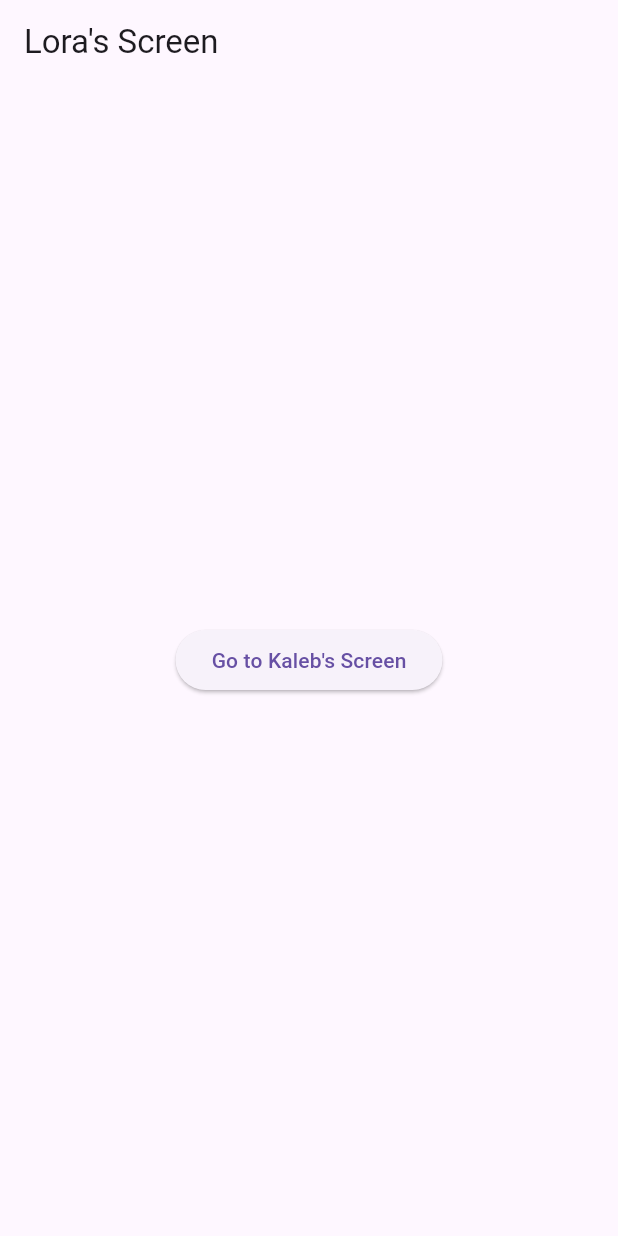
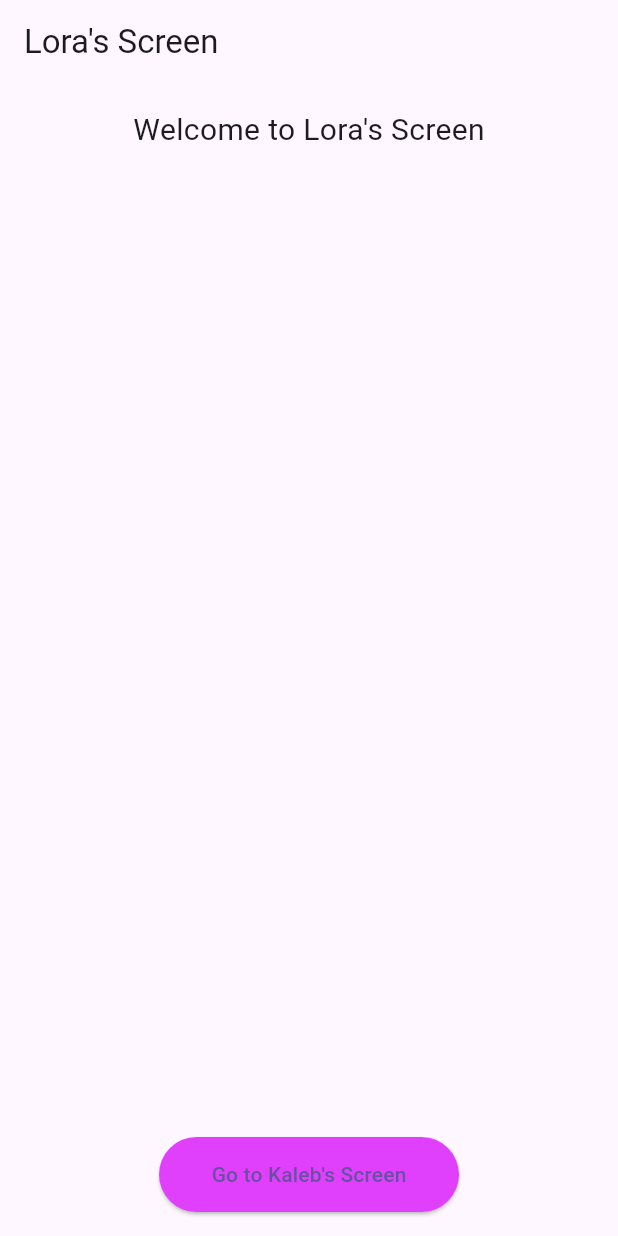
Before and after one commit to loraavie/app4, a Flutter app: the screen it shows after launch, on a phone screen of 412 x 824 dp. Run offline on Flutter 3.47's test engine with Material 3 defaults, Android fonts, the phone set to English and light mode, and no system bars.

Commit message:
editing my page plus adding assets and images

```diff
--- a/lib/main.dart
+++ b/lib/main.dart
@@ -22,16 +22,37 @@ class HomeScreen extends StatelessWidget {
   Widget build(BuildContext context) {
     return Scaffold(
       appBar: AppBar(title: Text('Lora\'s Screen')),
-      body: Center(
+      body: Column(
+        children: [
+          Padding(
+            padding: const EdgeInsets.all(16.0),
+            child: Text('Welcome to Lora\'s Screen',
+                style: TextStyle(fontSize: 20)),
+          ),
+          Expanded(child: Container()),
+          Padding(
+            padding: const EdgeInsets.all(16.0),
+            child: SizedBox(
+              width: 200,
+              height: 50,
               child: ElevatedButton(
+                style: const ButtonStyle(
+                    backgroundColor:
+                        WidgetStatePropertyAll(Colors.purpleAccent)),
                 onPressed: () {
                   Navigator.push(
                     context,
                     MaterialPageRoute(builder: (context) => ScreenOne()),
                   );
                 },
-          child: Text('Go to Kaleb\'s Screen'),
+                child: Text(
+                  'Go to Kaleb\'s Screen',
+                  selectionColor: Colors.white,
                 ),
+              ),
+            ),
+          ),
+        ],
       ),
     );
   }
--- a/pubspec.yaml
+++ b/pubspec.yaml
@@ -61,6 +61,8 @@ flutter:
   # assets:
   #   - images/a_dot_burr.jpeg
   #   - images/a_dot_ham.jpeg
+  assets:
+    - assets/images/
 
   # An image asset can refer to one or more resolution-specific "variants", see
   # https://flutter.dev/to/resolution-aware-images
```
Also changed, not shown: assets/images/dog.webp (added). Lines whose indentation alone changed are shown as unchanged.
